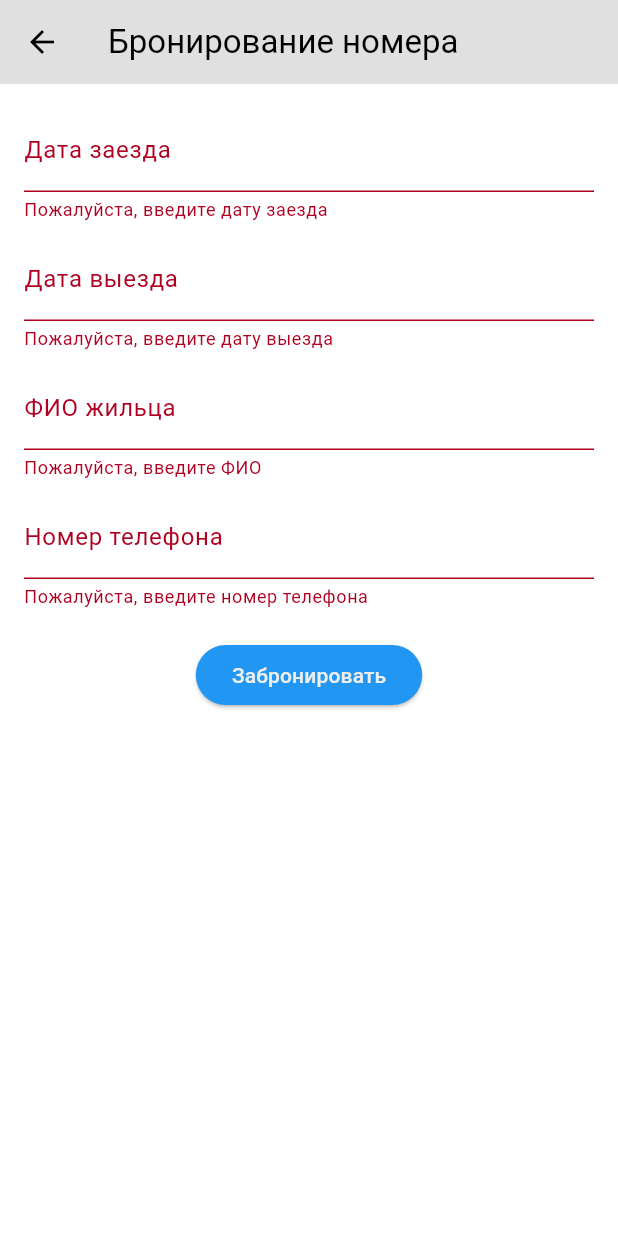
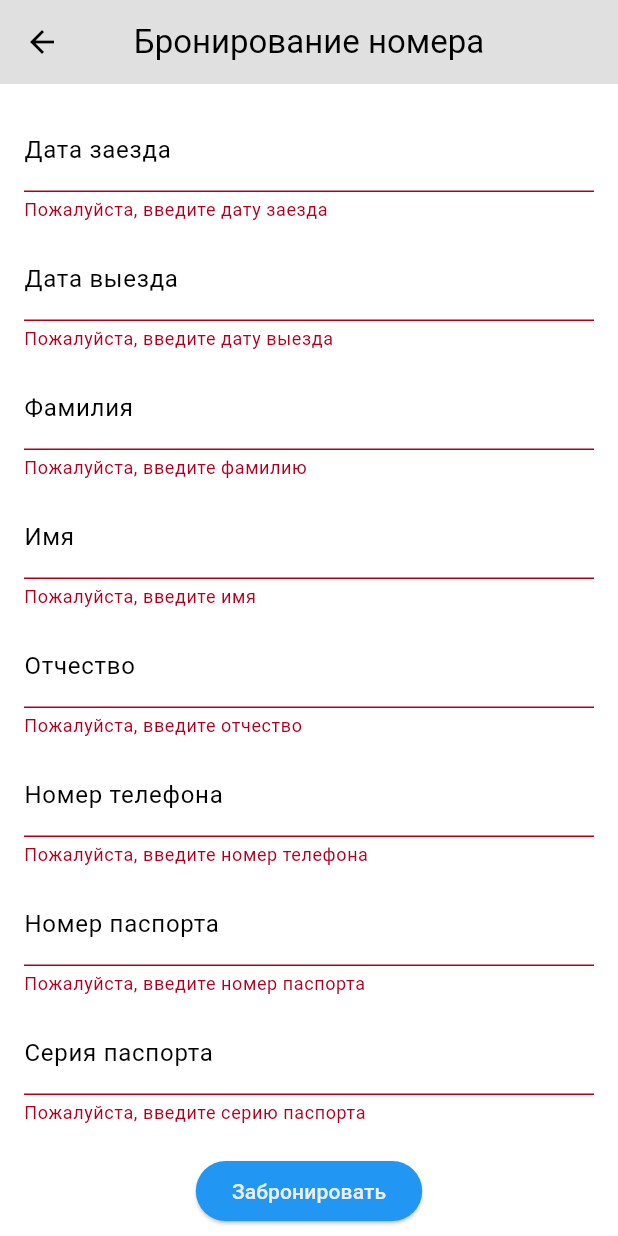
Before and after one commit to ErikBagaev1/travel_app, a Flutter app: the BookingPage screen opened by its route, after a tap on "Забронировать", on a phone screen of 412 x 824 dp. Run offline on Flutter 3.47's test engine with Material 3 defaults, Android fonts, the light colour scheme and no system bars; our stand-ins replace cloud_firestore, firebase_auth, firebase_core; accounts and stored records are empty.

Commit message:
Добавление серии паспорта и номера паспорта

```diff
--- a/lib/models/booking_model.dart
+++ b/lib/models/booking_model.dart
@@ -3,6 +3,8 @@ class BookingModel {
   final String checkOut;
   final String guestName;
   final String phone;
+  final String passportNumber;
+  final String passportSeries;
   final String userId;
 
   BookingModel({
@@ -10,6 +12,8 @@ class BookingModel {
     required this.checkOut,
     required this.guestName,
     required this.phone,
+    required this.passportNumber,
+    required this.passportSeries,
     required this.userId,
   });
 }
--- a/lib/pages/booking_page.dart
+++ b/lib/pages/booking_page.dart
@@ -15,8 +15,14 @@ class _BookingPageState extends State<BookingPage> {
   final _formKey = GlobalKey<FormState>();
   final TextEditingController _checkInController = TextEditingController();
   final TextEditingController _checkOutController = TextEditingController();
-  final TextEditingController _nameController = TextEditingController();
+  final TextEditingController _lastNameController = TextEditingController();
+  final TextEditingController _firstNameController = TextEditingController();
+  final TextEditingController _middleNameController = TextEditingController();
   final TextEditingController _phoneController = TextEditingController();
+  final TextEditingController _passportNumberController =
+      TextEditingController();
+  final TextEditingController _passportSeriesController =
+      TextEditingController();
 
   Future<void> _selectDate(TextEditingController controller) async {
     DateTime? selectedDate = await showDatePicker(
@@ -28,13 +34,12 @@ class _BookingPageState extends State<BookingPage> {
         return Theme(
           data: ThemeData.light().copyWith(
             colorScheme: const ColorScheme.light(
-              primary: Colors.blue, // Цвет акцентов (выбранная дата)
-              onPrimary: Colors.white, // Цвет текста на кнопках
-              onSurface: Colors.black, // Цвет текста на датах
+              primary: Colors.blue,
+              onPrimary: Colors.white,
+              onSurface: Colors.black,
             ),
             buttonTheme: const ButtonThemeData(
-              textTheme: ButtonTextTheme
-                  .primary, // Цвет текста на кнопках "OK" и "CANCEL"
+              textTheme: ButtonTextTheme.primary,
             ),
           ),
           child: child!,
@@ -57,8 +62,10 @@ class _BookingPageState extends State<BookingPage> {
     return Scaffold(
       appBar: AppBar(
         title: const Text('Бронирование номера'),
+        centerTitle: true,
       ),
-      body: Padding(
+      body: SingleChildScrollView(
+        child: Padding(
           padding: const EdgeInsets.all(16.0),
           child: Form(
             key: _formKey,
@@ -66,8 +73,11 @@ class _BookingPageState extends State<BookingPage> {
               children: [
                 TextFormField(
                   controller: _checkInController,
+                  cursorColor: Colors.blue,
                   decoration: const InputDecoration(
                     labelText: 'Дата заезда',
+                    focusColor: Colors.black,
+                    labelStyle: TextStyle(color: Colors.black),
                     focusedBorder: OutlineInputBorder(
                       borderSide: BorderSide(color: Colors.blue),
                     ),
@@ -86,8 +96,11 @@ class _BookingPageState extends State<BookingPage> {
                 const SizedBox(height: 10),
                 TextFormField(
                   controller: _checkOutController,
+                  cursorColor: Colors.blue,
                   decoration: const InputDecoration(
                     labelText: 'Дата выезда',
+                    focusColor: Colors.black,
+                    labelStyle: TextStyle(color: Colors.black),
                     focusedBorder: OutlineInputBorder(
                       borderSide: BorderSide(color: Colors.blue),
                     ),
@@ -105,25 +118,69 @@ class _BookingPageState extends State<BookingPage> {
                 ),
                 const SizedBox(height: 10),
                 TextFormField(
-                controller: _nameController,
+                  controller: _lastNameController,
+                  cursorColor: Colors.blue,
                   decoration: const InputDecoration(
-                  labelText: 'ФИО жильца',
+                    labelText: 'Фамилия',
+                    focusColor: Colors.black,
+                    labelStyle: TextStyle(color: Colors.black),
                     focusedBorder: OutlineInputBorder(
                       borderSide: BorderSide(color: Colors.blue),
                     ),
                   ),
                   validator: (value) {
                     if (value == null || value.isEmpty) {
-                    return 'Пожалуйста, введите ФИО';
+                      return 'Пожалуйста, введите фамилию';
                     }
                     return null;
                   },
                 ),
                 const SizedBox(height: 10),
                 TextFormField(
+                  cursorColor: Colors.blue,
+                  controller: _firstNameController,
+                  decoration: const InputDecoration(
+                    labelText: 'Имя',
+                    focusColor: Colors.black,
+                    labelStyle: TextStyle(color: Colors.black),
+                    focusedBorder: OutlineInputBorder(
+                      borderSide: BorderSide(color: Colors.blue),
+                    ),
+                  ),
+                  validator: (value) {
+                    if (value == null || value.isEmpty) {
+                      return 'Пожалуйста, введите имя';
+                    }
+                    return null;
+                  },
+                ),
+                const SizedBox(height: 10),
+                TextFormField(
+                  controller: _middleNameController,
+                  cursorColor: Colors.blue,
+                  decoration: const InputDecoration(
+                    labelText: 'Отчество',
+                    focusColor: Colors.black,
+                    labelStyle: TextStyle(color: Colors.black),
+                    focusedBorder: OutlineInputBorder(
+                      borderSide: BorderSide(color: Colors.blue),
+                    ),
+                  ),
+                  validator: (value) {
+                    if (value == null || value.isEmpty) {
+                      return 'Пожалуйста, введите отчество';
+                    }
+                    return null;
+                  },
+                ),
+                const SizedBox(height: 10),
+                TextFormField(
+                  cursorColor: Colors.blue,
                   controller: _phoneController,
                   decoration: const InputDecoration(
                     labelText: 'Номер телефона',
+                    labelStyle: TextStyle(color: Colors.black),
+                    focusColor: Colors.black,
                     focusedBorder: OutlineInputBorder(
                       borderSide: BorderSide(color: Colors.blue),
                     ),
@@ -135,20 +192,60 @@ class _BookingPageState extends State<BookingPage> {
                     return null;
                   },
                 ),
+                const SizedBox(height: 10),
+                TextFormField(
+                  cursorColor: Colors.blue,
+                  controller: _passportNumberController,
+                  decoration: const InputDecoration(
+                    labelText: 'Номер паспорта',
+                    focusColor: Colors.black,
+                    labelStyle: TextStyle(color: Colors.black),
+                    focusedBorder: OutlineInputBorder(
+                      borderSide: BorderSide(color: Colors.blue),
+                    ),
+                  ),
+                  validator: (value) {
+                    if (value == null || value.isEmpty) {
+                      return 'Пожалуйста, введите номер паспорта';
+                    }
+                    return null;
+                  },
+                ),
+                const SizedBox(height: 10),
+                TextFormField(
+                  cursorColor: Colors.blue,
+                  controller: _passportSeriesController,
+                  decoration: const InputDecoration(
+                    labelText: 'Серия паспорта',
+                    focusColor: Colors.black,
+                    labelStyle: TextStyle(color: Colors.black),
+                    focusedBorder: OutlineInputBorder(
+                      borderSide: BorderSide(color: Colors.blue),
+                    ),
+                  ),
+                  validator: (value) {
+                    if (value == null || value.isEmpty) {
+                      return 'Пожалуйста, введите серию паспорта';
+                    }
+                    return null;
+                  },
+                ),
                 const SizedBox(height: 20),
                 ElevatedButton(
                   style: ElevatedButton.styleFrom(
-                  backgroundColor: Colors.blue, // Цвет кнопки
+                    backgroundColor: Colors.blue,
                   ),
                   onPressed: () {
                     if (_formKey.currentState!.validate()) {
                       BookingModel booking = BookingModel(
                         checkIn: _checkInController.text,
                         checkOut: _checkOutController.text,
-                      guestName: _nameController.text,
+                        guestName:
+                            "${_lastNameController.text} ${_firstNameController.text} ${_middleNameController.text}",
                         phone: _phoneController.text,
-                      userId: currentUser?.uid ??
-                          '', // Используем ID текущего пользователя
+                        passportNumber: _passportNumberController.text,
+                        passportSeries: _passportSeriesController.text,
+                        userId: currentUser?.uid ?? '',
                       );
                       Provider.of<HotelProvider>(context, listen: false)
                           .addBooking(booking);
@@ -167,10 +264,8 @@ class _BookingPageState extends State<BookingPage> {
                                   style: TextStyle(color: Colors.black),
                                 ),
                                 onPressed: () {
-                                Navigator.of(context)
-                                    .pop(); // Закрыть всплывающее окно
-                                Navigator.pop(
-                                    context); // Вернуться на предыдущую страницу
+                                  Navigator.of(context).pop();
+                                  Navigator.pop(context);
                                 },
                               ),
                             ],
@@ -185,6 +280,7 @@ class _BookingPageState extends State<BookingPage> {
             ),
           ),
         ),
+      ),
     );
   }
 }
```
Lines whose indentation alone changed are shown as unchanged.
